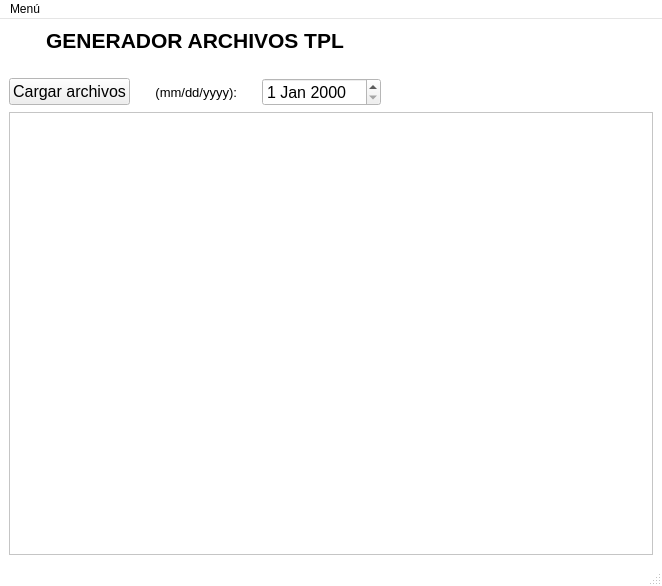
Above: gui/dialog.ui from Borreguin/TPL_APP before the change. Below: the same form after it.
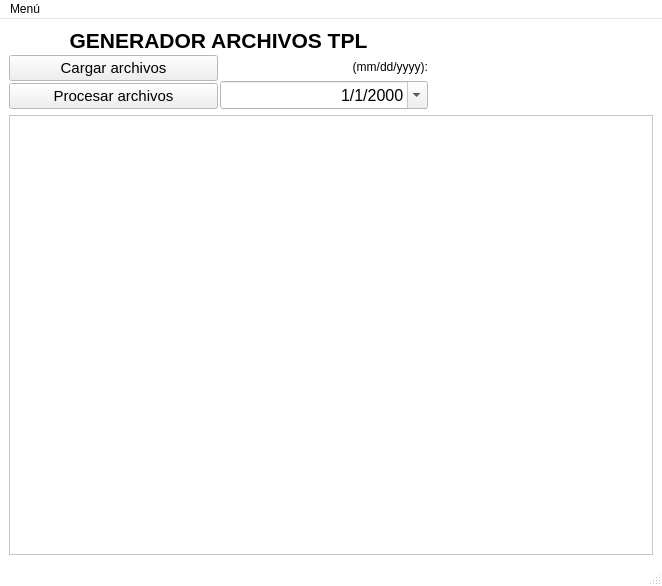
That is the form after the change. Icons and pictures are not drawn.

Diff of the .ui file:
```diff
--- a/gui/dialog.ui
+++ b/gui/dialog.ui
@@ -88,15 +88,18 @@
     <item row="0" column="0">
      <layout class="QGridLayout" name="gridLayout_2">
       <item row="0" column="0">
-       <layout class="QHBoxLayout" name="sup_container">
+       <layout class="QHBoxLayout" name="sup_container" stretch="2,1">
         <property name="spacing">
-         <number>25</number>
+         <number>15</number>
         </property>
         <property name="sizeConstraint">
          <enum>QLayout::SetMinimumSize</enum>
         </property>
         <item>
          <layout class="QVBoxLayout" name="verticalLayout_4">
+          <property name="spacing">
+           <number>2</number>
+          </property>
           <property name="sizeConstraint">
            <enum>QLayout::SetMaximumSize</enum>
           </property>
@@ -124,11 +127,13 @@
           <item>
            <layout class="QHBoxLayout" name="horizontalLayout_3">
             <item>
+             <layout class="QVBoxLayout" name="verticalLayout_6">
+              <item>
              <widget class="QPushButton" name="btn_load_files">
               <property name="font">
                <font>
                 <family>Tahoma</family>
-                <pointsize>12</pointsize>
+                  <pointsize>11</pointsize>
                </font>
               </property>
               <property name="text">
@@ -137,11 +142,28 @@
              </widget>
             </item>
             <item>
+               <widget class="QPushButton" name="btn_proccess_files">
+                <property name="font">
+                 <font>
+                  <family>Tahoma</family>
+                  <pointsize>11</pointsize>
+                 </font>
+                </property>
+                <property name="text">
+                 <string>Procesar archivos</string>
+                </property>
+               </widget>
+              </item>
+             </layout>
+            </item>
+            <item>
+             <layout class="QVBoxLayout" name="verticalLayout_5">
+              <item>
              <widget class="QLabel" name="label">
               <property name="font">
                <font>
                 <family>Tahoma</family>
-                <pointsize>10</pointsize>
+                  <pointsize>9</pointsize>
                </font>
               </property>
               <property name="text">
@@ -160,7 +182,24 @@
                 <pointsize>12</pointsize>
                </font>
               </property>
-             </widget>
+                <property name="alignment">
+                 <set>Qt::AlignRight|Qt::AlignTrailing|Qt::AlignVCenter</set>
+                </property>
+                <property name="readOnly">
+                 <bool>false</bool>
+                </property>
+                <property name="showGroupSeparator" stdset="0">
+                 <bool>false</bool>
+                </property>
+                <property name="displayFormat">
+                 <string>M/d/yyyy</string>
+                </property>
+                <property name="calendarPopup">
+                 <bool>true</bool>
+                </property>
+               </widget>
+              </item>
+             </layout>
             </item>
            </layout>
           </item>
```
Lines whose indentation alone changed are shown as unchanged.
